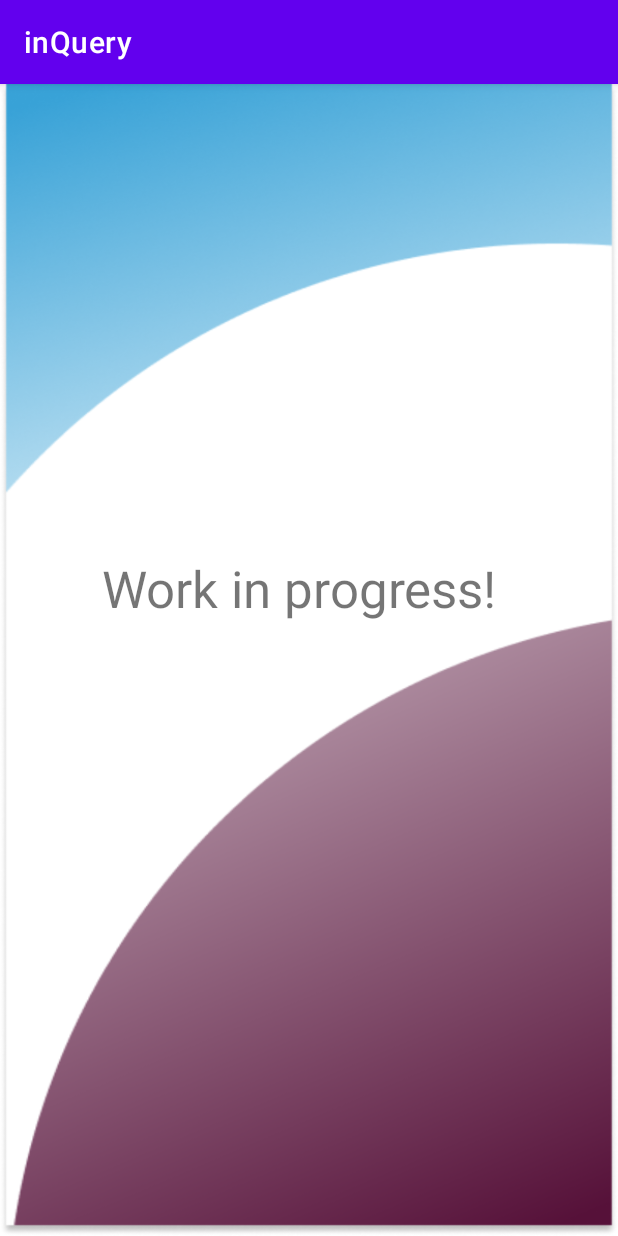
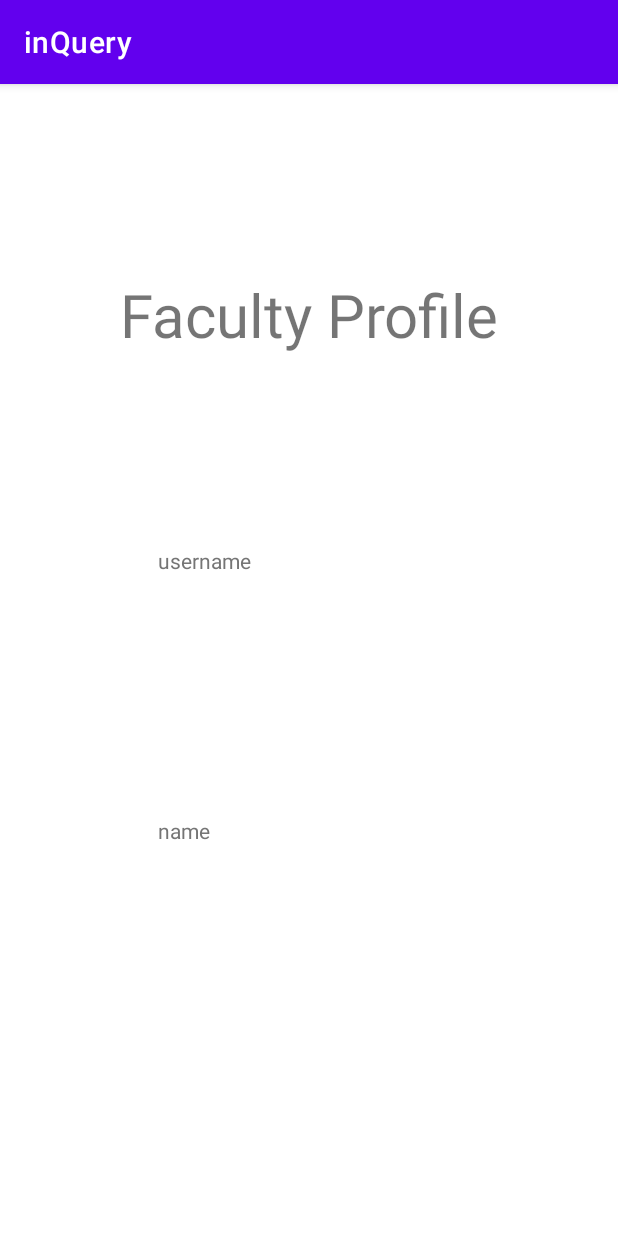
Before and after one commit to inQuery5187/inQuery2.0, an Android app: the f_login screen opened directly, with no data from a screen before it, after a tap on "LOG IN", on a phone screen of 412 x 824 dp. Run offline under Robolectric (Android 15) with nearby library versions, the phone set to English and light mode, and no system bars; our stand-ins replace Firebase (no records; nobody signed in at launch, a user with empty details on screens opened directly).

Commit message:
Yash-(Database-2)

```diff
--- a/app/src/main/java/com/example/inquery/f_login.java
+++ b/app/src/main/java/com/example/inquery/f_login.java
@@ -1,18 +1,28 @@
 package com.example.inquery;
 
+import androidx.annotation.NonNull;
 import androidx.appcompat.app.AppCompatActivity;
 
 import android.content.Intent;
+import android.content.SharedPreferences;
 import android.os.Bundle;
 import android.view.View;
 import android.widget.Button;
 import android.widget.EditText;
 import android.widget.TextView;
+import android.widget.Toast;
+
+import com.google.android.gms.tasks.OnCompleteListener;
+import com.google.android.gms.tasks.Task;
+import com.google.firebase.database.DataSnapshot;
+import com.google.firebase.database.DatabaseReference;
+import com.google.firebase.database.FirebaseDatabase;
 
 public class f_login extends AppCompatActivity {
     EditText userId, userPwd;
     TextView signUp;
     Button login;
+    DatabaseReference reference;
     @Override
     protected void onCreate(Bundle savedInstanceState) {
         super.onCreate(savedInstanceState);
@@ -21,12 +31,33 @@ public class f_login extends AppCompatActivity {
         userPwd= findViewById(R.id.userPwd);
         signUp= findViewById(R.id.studentBtn);
         login= findViewById(R.id.facultyBtn);
+
         login.setOnClickListener(new View.OnClickListener() {
             @Override
             public void onClick(View view) {
                 String ID= userId.getText().toString();
                 String pwd= userPwd.getText().toString();
                 //if id and pwd exists in database login
+                reference= FirebaseDatabase.getInstance().getReference("Data").child("Faculty");
+                reference.child(ID).get().addOnCompleteListener(new OnCompleteListener<DataSnapshot>() {
+                    @Override
+                    public void onComplete(@NonNull Task<DataSnapshot> task) {
+                        if(task.isSuccessful()){
+                            if(task.getResult().exists()){
+
+                                DataSnapshot dataSnapshot= task.getResult();
+                                String pwdChk= String.valueOf(dataSnapshot.child("pwd").getValue());
+                                if(pwdChk.equals(pwd)){
+
+                                    Toast.makeText(f_login.this, "Logged in using Password!", Toast.LENGTH_SHORT).show();
+                                    Intent extraIntent = new Intent(f_login.this, f_profile.class);
+                                    startActivity(extraIntent);
+                                    finish();
+                                }
+                            }
+                        }
+                    }
+                });
                 Intent intent= new Intent(f_login.this, f_profile.class);
                 startActivity(intent);
                 finish();
--- a/app/src/main/java/com/example/inquery/f_profile.java
+++ b/app/src/main/java/com/example/inquery/f_profile.java
@@ -1,14 +1,43 @@
 package com.example.inquery;
 
+import androidx.annotation.NonNull;
 import androidx.appcompat.app.AppCompatActivity;
 
 import android.os.Bundle;
+import android.widget.TextView;
+import android.widget.Toast;
+
+import com.google.android.gms.tasks.OnCompleteListener;
+import com.google.android.gms.tasks.Task;
+import com.google.firebase.database.DataSnapshot;
+import com.google.firebase.database.DatabaseReference;
+import com.google.firebase.database.FirebaseDatabase;
 
 public class f_profile extends AppCompatActivity {
-
+    DatabaseReference reference;
+    TextView userId, name;
     @Override
     protected void onCreate(Bundle savedInstanceState) {
         super.onCreate(savedInstanceState);
         setContentView(R.layout.activity_fprofile);
+        userId= findViewById(R.id.userId);
+        name= findViewById(R.id.name);
+        reference= FirebaseDatabase.getInstance().getReference("Data").child("Faculty");
+        reference.child("2021b1541083").get().addOnCompleteListener(new OnCompleteListener<DataSnapshot>() {
+            @Override
+            public void onComplete(@NonNull Task<DataSnapshot> task) {
+                if (task.isSuccessful()) {
+                    if (task.getResult().exists()) {
+
+                        Toast.makeText(f_profile.this, "Data Exists!", Toast.LENGTH_SHORT).show();
+                        DataSnapshot dataSnapshot = task.getResult();
+                        String user = String.valueOf(dataSnapshot.child("username").getValue());
+                        String nam = String.valueOf(dataSnapshot.child("name").getValue());
+                        userId.setText(user);
+                        name.setText(nam);
+                    }
+                }
+            }
+        });
     }
 }
--- a/app/src/main/res/layout/activity_fprofile.xml
+++ b/app/src/main/res/layout/activity_fprofile.xml
@@ -4,20 +4,50 @@
     xmlns:tools="http://schemas.android.com/tools"
     android:layout_width="match_parent"
     android:layout_height="match_parent"
-    android:background="@drawable/newbg"
-    tools:context=".f_profile">
+    tools:context=".f_signup">
 
     <TextView
-        android:id="@+id/textView2"
-        android:layout_width="307dp"
-        android:layout_height="89dp"
-        android:gravity="center"
-        android:text="Work in progress!"
-        android:textSize="34sp"
-        app:layout_constraintBottom_toBottomOf="parent"
+        android:id="@+id/userId"
+        android:layout_width="200dp"
+        android:layout_height="40dp"
+        android:layout_marginTop="308dp"
+        android:ems="10"
+        android:hint="@string/username_signup"
+        android:importantForAutofill="no"
+        android:inputType="textPersonName"
+        android:textColorHint="#757575"
         app:layout_constraintEnd_toEndOf="parent"
-        app:layout_constraintHorizontal_bias="0.438"
+        app:layout_constraintHorizontal_bias="0.497"
         app:layout_constraintStart_toStartOf="parent"
         app:layout_constraintTop_toTopOf="parent"
-        app:layout_constraintVertical_bias="0.429" />
+        tools:ignore="TouchTargetSizeCheck" />
+
+    <TextView
+        android:id="@+id/name"
+        android:layout_width="200dp"
+        android:layout_height="40dp"
+        android:layout_marginTop="140dp"
+        android:ems="10"
+        android:hint="@string/name"
+        android:importantForAutofill="no"
+        android:inputType="textPersonName"
+        android:textColorHint="#757575"
+        app:layout_constraintEnd_toEndOf="parent"
+        app:layout_constraintHorizontal_bias="0.497"
+        app:layout_constraintStart_toStartOf="parent"
+        app:layout_constraintTop_toBottomOf="@+id/userId"
+        tools:ignore="TouchTargetSizeCheck" />
+
+    <TextView
+        android:id="@+id/textView"
+        android:layout_width="365dp"
+        android:layout_height="116dp"
+        android:layout_marginTop="96dp"
+        android:gravity="center"
+        android:text="Faculty Profile"
+        android:textSize="40sp"
+        app:layout_constraintEnd_toEndOf="parent"
+        app:layout_constraintStart_toStartOf="parent"
+        app:layout_constraintTop_toTopOf="parent" />
+
 </androidx.constraintlayout.widget.ConstraintLayout>
```
Also changed, not shown: app/src/main/java/com/example/inquery/f_signup.java (+4 -3 lines), app/src/main/java/com/example/inquery/s_login.java (+33 -2 lines), app/src/main/java/com/example/inquery/s_signup.java (+2 -7 lines).
